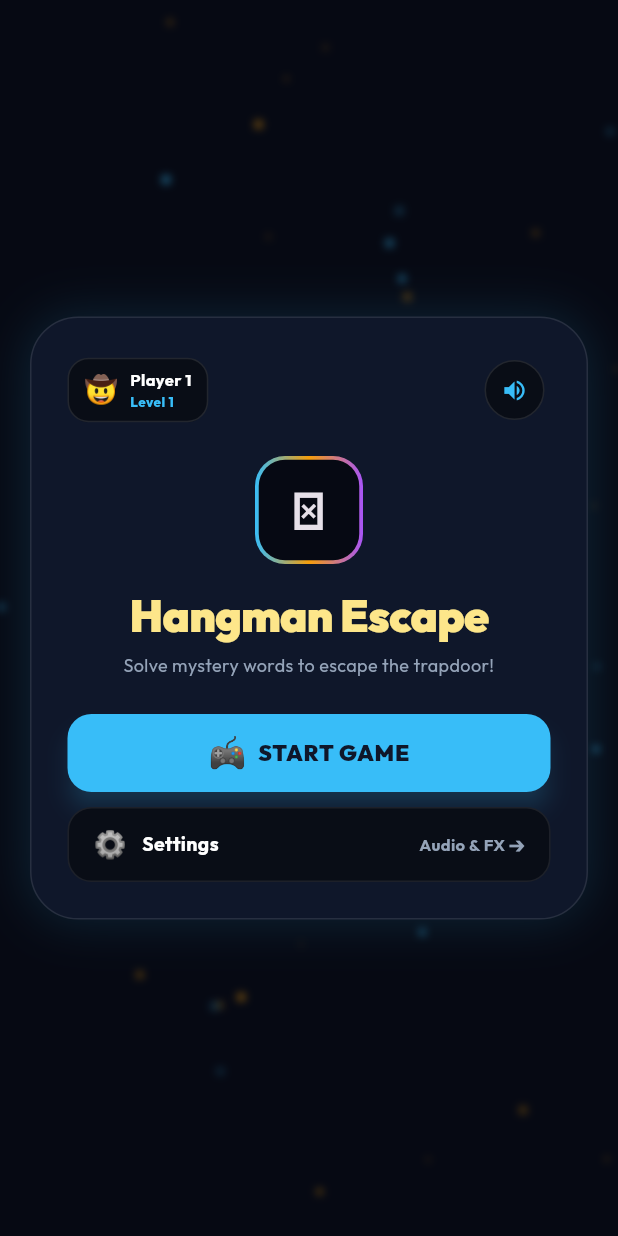
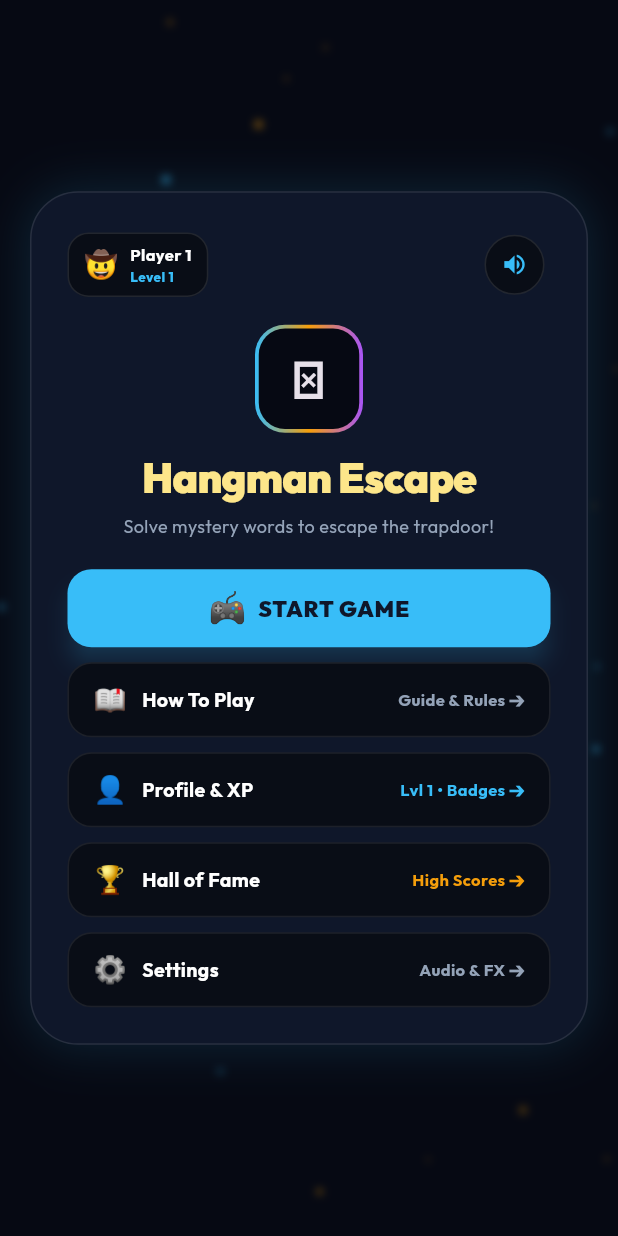
Before and after one commit to 0Kareem0/Assembly-Endgame, a Flutter app: the screen it shows after launch, on a phone screen of 412 x 824 dp. Run offline on Flutter 3.47's test engine with Material 3 defaults, Android fonts, the phone set to English and light mode, and no system bars; our stand-ins replace audioplayers, confetti, google_fonts, shared_preferences.

Commit message:
Update MainMenuScreen to feature full menu card with Start Game, How to Play, Profile & XP, Hall of Fame, and Settings

```diff
--- a/project-00022/mobile_app/lib/screens/main_menu_screen.dart
+++ b/project-00022/mobile_app/lib/screens/main_menu_screen.dart
@@ -5,6 +5,9 @@ import '../services/audio_service.dart';
 import '../services/storage_service.dart';
 import '../widgets/cyber_button.dart';
 import '../widgets/particle_canvas.dart';
+import '../widgets/how_to_play_dialog.dart';
+import '../widgets/profile_dialog.dart';
+import '../widgets/leaderboard_dialog.dart';
 import 'game_screen.dart';
 import 'settings_screen.dart';
 
@@ -38,6 +41,38 @@ class _MainMenuScreenState extends State<MainMenuScreen> {
         _playerName = n;
       });
     }
+  }
+
+  void _openHowToPlay() {
+    showDialog(
+      context: context,
+      builder: (context) => HowToPlayDialogWidget(
+        onStartGame: () {
+          Navigator.of(context).pop();
+          Navigator.of(context).push(
+            FadeScalePageRoute(page: const GameScreen()),
+          );
+        },
+      ),
+    );
+  }
+
+  void _openProfile() {
+    showDialog(
+      context: context,
+      builder: (context) => ProfileDialogWidget(
+        onDataChanged: _loadProfile,
+      ),
+    );
+  }
+
+  void _openLeaderboard() {
+    showDialog(
+      context: context,
+      builder: (context) => LeaderboardDialog(
+        onDataChanged: _loadProfile,
+      ),
+    );
   }
 
   @override
@@ -74,7 +109,10 @@ class _MainMenuScreenState extends State<MainMenuScreen> {
                       Row(
                         mainAxisAlignment: MainAxisAlignment.spaceBetween,
                         children: [
-                          Container(
+                          InkWell(
+                            onTap: _openProfile,
+                            borderRadius: BorderRadius.circular(14),
+                            child: Container(
                               padding: const EdgeInsets.symmetric(horizontal: 10, vertical: 6),
                               decoration: BoxDecoration(
                                 color: AppColors.card,
@@ -101,6 +139,7 @@ class _MainMenuScreenState extends State<MainMenuScreen> {
                                 ],
                               ),
                             ),
+                          ),
 
                           IconButton(
                             onPressed: () {
@@ -120,7 +159,7 @@ class _MainMenuScreenState extends State<MainMenuScreen> {
                         ],
                       ),
 
-                      const SizedBox(height: 20),
+                      const SizedBox(height: 16),
 
                       // Logo & Title
                       Container(
@@ -142,14 +181,14 @@ class _MainMenuScreenState extends State<MainMenuScreen> {
                           child: const Text("🪢", style: TextStyle(fontSize: 36)),
                         ),
                       ),
-                      const SizedBox(height: 12),
+                      const SizedBox(height: 10),
 
                       const Text(
                         "Hangman Escape",
                         textAlign: TextAlign.center,
                         style: TextStyle(
                           color: AppColors.amberLight,
-                          fontSize: 30,
+                          fontSize: 28,
                           fontWeight: FontWeight.w900,
                           letterSpacing: -0.5,
                         ),
@@ -160,7 +199,7 @@ class _MainMenuScreenState extends State<MainMenuScreen> {
                         textAlign: TextAlign.center,
                         style: TextStyle(color: AppColors.textMuted, fontSize: 12),
                       ),
-                      const SizedBox(height: 24),
+                      const SizedBox(height: 20),
 
                       // Menu Buttons
                       CyberButton(
@@ -172,6 +211,32 @@ class _MainMenuScreenState extends State<MainMenuScreen> {
                             FadeScalePageRoute(page: const GameScreen()),
                           );
                         },
+                      ),
+                      const SizedBox(height: 10),
+
+                      CyberButton(
+                        label: "How To Play",
+                        icon: "📖",
+                        subtitle: "Guide & Rules ➔",
+                        onTap: _openHowToPlay,
+                      ),
+                      const SizedBox(height: 10),
+
+                      CyberButton(
+                        label: "Profile & XP",
+                        icon: "👤",
+                        subtitle: "Lvl ${_profile.level} • Badges ➔",
+                        subtitleColor: AppColors.cyanPrimary,
+                        onTap: _openProfile,
+                      ),
+                      const SizedBox(height: 10),
+
+                      CyberButton(
+                        label: "Hall of Fame",
+                        icon: "🏆",
+                        subtitle: "High Scores ➔",
+                        subtitleColor: AppColors.amberAccent,
+                        onTap: _openLeaderboard,
                       ),
                       const SizedBox(height: 10),
 
```
Lines whose indentation alone changed are shown as unchanged.
